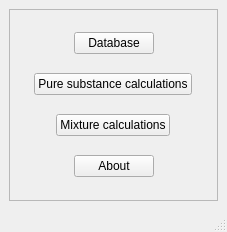
Above: designer/mainwindow_ui.ui from marcusbfs/Sindri before the change. Below: the same form after it.
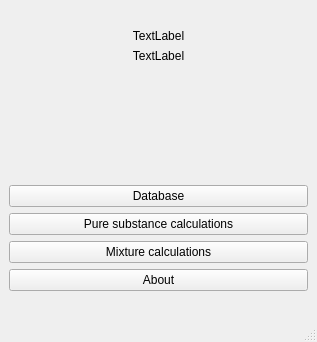
That is the form after the change.

```diff
--- a/designer/mainwindow_ui.ui
+++ b/designer/mainwindow_ui.ui
@@ -6,182 +6,130 @@
    <rect>
     <x>0</x>
     <y>0</y>
-    <width>227</width>
-    <height>232</height>
+    <width>317</width>
+    <height>342</height>
    </rect>
   </property>
+  <property name="sizePolicy">
+   <sizepolicy hsizetype="Preferred" vsizetype="Preferred">
+    <horstretch>0</horstretch>
+    <verstretch>0</verstretch>
+   </sizepolicy>
+  </property>
   <property name="windowTitle">
-   <string>Sindri</string>
+   <string>Sindri - Jump Start</string>
+  </property>
+  <property name="styleSheet">
+   <string notr="true"/>
   </property>
   <widget class="QWidget" name="centralwidget">
    <layout class="QGridLayout" name="gridLayout">
+    <item row="1" column="0">
+     <widget class="QLabel" name="label_main_title">
+      <property name="text">
+       <string>TextLabel</string>
+      </property>
+      <property name="alignment">
+       <set>Qt::AlignCenter</set>
+      </property>
+      <property name="wordWrap">
+       <bool>true</bool>
+      </property>
+     </widget>
+    </item>
+    <item row="7" column="0">
+     <widget class="QPushButton" name="btn_MixtureCalculations">
+      <property name="text">
+       <string>Mixture calculations</string>
+      </property>
+     </widget>
+    </item>
+    <item row="3" column="0">
+     <spacer name="verticalSpacer">
+      <property name="orientation">
+       <enum>Qt::Vertical</enum>
+      </property>
+      <property name="sizeHint" stdset="0">
+       <size>
+        <width>20</width>
+        <height>40</height>
+       </size>
+      </property>
+     </spacer>
+    </item>
+    <item row="2" column="0">
+     <widget class="QLabel" name="label_main_subtitle">
+      <property name="text">
+       <string>TextLabel</string>
+      </property>
+      <property name="alignment">
+       <set>Qt::AlignCenter</set>
+      </property>
+      <property name="wordWrap">
+       <bool>true</bool>
+      </property>
+     </widget>
+    </item>
+    <item row="6" column="0">
+     <widget class="QPushButton" name="btn_PureSubstanceCalculations">
+      <property name="text">
+       <string>Pure substance calculations</string>
+      </property>
+     </widget>
+    </item>
+    <item row="8" column="0">
+     <widget class="QPushButton" name="btn_about">
+      <property name="text">
+       <string>About</string>
+      </property>
+     </widget>
+    </item>
     <item row="0" column="0">
-     <widget class="QFrame" name="frame">
-      <property name="frameShape">
-       <enum>QFrame::StyledPanel</enum>
+     <widget class="QLabel" name="label_main_icon">
+      <property name="text">
+       <string/>
       </property>
-      <property name="frameShadow">
-       <enum>QFrame::Raised</enum>
+      <property name="alignment">
+       <set>Qt::AlignCenter</set>
       </property>
-      <layout class="QGridLayout" name="gridLayout_2">
-       <item row="0" column="0">
-        <layout class="QHBoxLayout" name="horizontalLayout">
-         <item>
-          <spacer name="horizontalSpacer">
-           <property name="orientation">
-            <enum>Qt::Horizontal</enum>
-           </property>
-           <property name="sizeHint" stdset="0">
-            <size>
-             <width>40</width>
-             <height>20</height>
-            </size>
-           </property>
-          </spacer>
-         </item>
-         <item>
-          <widget class="QPushButton" name="btn_BancoDeDados">
-           <property name="maximumSize">
-            <size>
-             <width>120</width>
-             <height>16777215</height>
-            </size>
-           </property>
-           <property name="layoutDirection">
-            <enum>Qt::LeftToRight</enum>
-           </property>
-           <property name="text">
-            <string>Database</string>
-           </property>
-          </widget>
-         </item>
-         <item>
-          <spacer name="horizontalSpacer_2">
-           <property name="orientation">
-            <enum>Qt::Horizontal</enum>
-           </property>
-           <property name="sizeHint" stdset="0">
-            <size>
-             <width>40</width>
-             <height>20</height>
-            </size>
-           </property>
-          </spacer>
-         </item>
-        </layout>
-       </item>
-       <item row="1" column="0">
-        <layout class="QHBoxLayout" name="horizontalLayout_2">
-         <item>
-          <spacer name="horizontalSpacer_3">
-           <property name="orientation">
-            <enum>Qt::Horizontal</enum>
-           </property>
-           <property name="sizeHint" stdset="0">
-            <size>
-             <width>40</width>
-             <height>20</height>
-            </size>
-           </property>
-          </spacer>
-         </item>
-         <item>
-          <widget class="QPushButton" name="btn_PureSubstanceCalculations">
-           <property name="text">
-            <string>Pure substance calculations</string>
-           </property>
-          </widget>
-         </item>
-         <item>
-          <spacer name="horizontalSpacer_4">
-           <property name="orientation">
-            <enum>Qt::Horizontal</enum>
-           </property>
-           <property name="sizeHint" stdset="0">
-            <size>
-             <width>40</width>
-             <height>20</height>
-            </size>
-           </property>
-          </spacer>
-         </item>
-        </layout>
-       </item>
-       <item row="2" column="0">
-        <layout class="QHBoxLayout" name="horizontalLayout_3">
-         <item>
-          <spacer name="horizontalSpacer_5">
-           <property name="orientation">
-            <enum>Qt::Horizontal</enum>
-           </property>
-           <property name="sizeHint" stdset="0">
-            <size>
-             <width>40</width>
-             <height>20</height>
-            </size>
-           </property>
-          </spacer>
-         </item>
-         <item>
-          <widget class="QPushButton" name="btn_MixtureCalculations">
-           <property name="text">
-            <string>Mixture calculations</string>
-           </property>
-          </widget>
-         </item>
-         <item>
-          <spacer name="horizontalSpacer_6">
-           <property name="orientation">
-            <enum>Qt::Horizontal</enum>
-           </property>
-           <property name="sizeHint" stdset="0">
-            <size>
-             <width>40</width>
-             <height>20</height>
-            </size>
-           </property>
-          </spacer>
-         </item>
-        </layout>
-       </item>
-       <item row="3" column="0">
-        <layout class="QHBoxLayout" name="horizontalLayout_4">
-         <item>
-          <spacer name="horizontalSpacer_7">
-           <property name="orientation">
-            <enum>Qt::Horizontal</enum>
-           </property>
-           <property name="sizeHint" stdset="0">
-            <size>
-             <width>40</width>
-             <height>20</height>
-            </size>
-           </property>
-          </spacer>
-         </item>
-         <item>
-          <widget class="QPushButton" name="btn_about">
-           <property name="text">
-            <string>About</string>
-           </property>
-          </widget>
-         </item>
-         <item>
-          <spacer name="horizontalSpacer_8">
-           <property name="orientation">
-            <enum>Qt::Horizontal</enum>
-           </property>
-           <property name="sizeHint" stdset="0">
-            <size>
-             <width>40</width>
-             <height>20</height>
-            </size>
-           </property>
-          </spacer>
-         </item>
-        </layout>
-       </item>
-      </layout>
+     </widget>
+    </item>
+    <item row="4" column="0">
+     <widget class="QPushButton" name="btn_BancoDeDados">
+      <property name="sizePolicy">
+       <sizepolicy hsizetype="Expanding" vsizetype="Fixed">
+        <horstretch>0</horstretch>
+        <verstretch>0</verstretch>
+       </sizepolicy>
+      </property>
+      <property name="maximumSize">
+       <size>
+        <width>16777211</width>
+        <height>16777215</height>
+       </size>
+      </property>
+      <property name="layoutDirection">
+       <enum>Qt::LeftToRight</enum>
+      </property>
+      <property name="text">
+       <string>Database</string>
+      </property>
+     </widget>
+    </item>
+    <item row="9" column="0">
+     <widget class="QLabel" name="label_software_version">
+      <property name="sizePolicy">
+       <sizepolicy hsizetype="Expanding" vsizetype="Preferred">
+        <horstretch>0</horstretch>
+        <verstretch>0</verstretch>
+       </sizepolicy>
+      </property>
+      <property name="text">
+       <string/>
+      </property>
+      <property name="alignment">
+       <set>Qt::AlignRight|Qt::AlignTrailing|Qt::AlignVCenter</set>
+      </property>
      </widget>
     </item>
    </layout>
```
Left out of the diff: 2 changed lines with no effect on the pictures.
